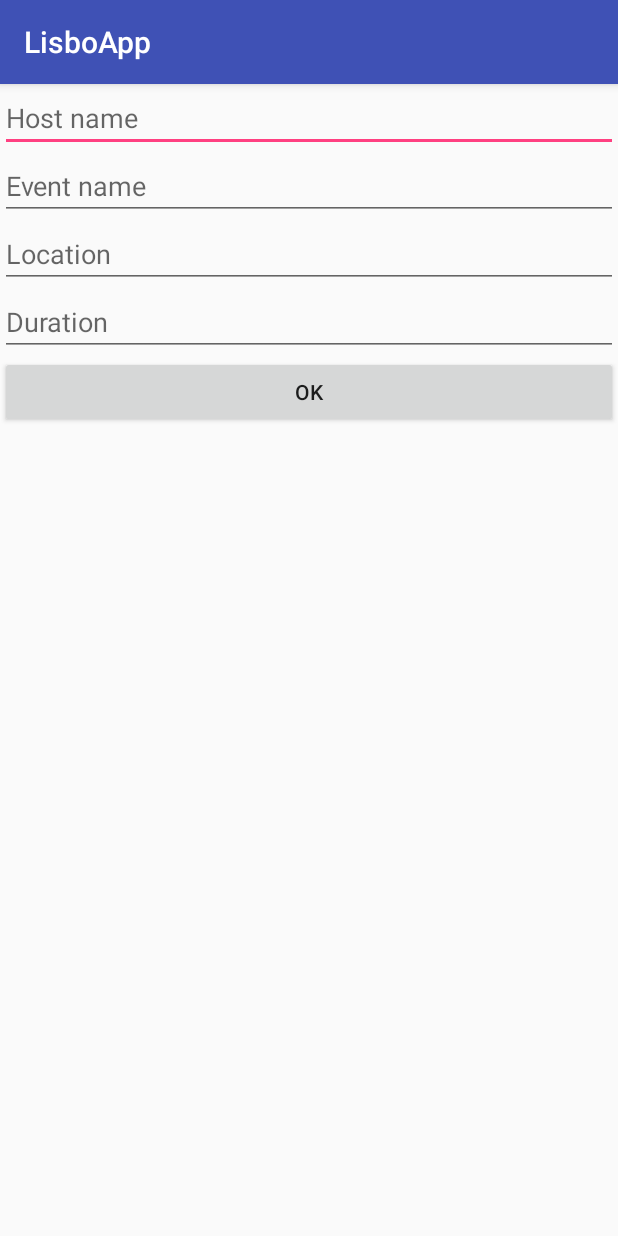
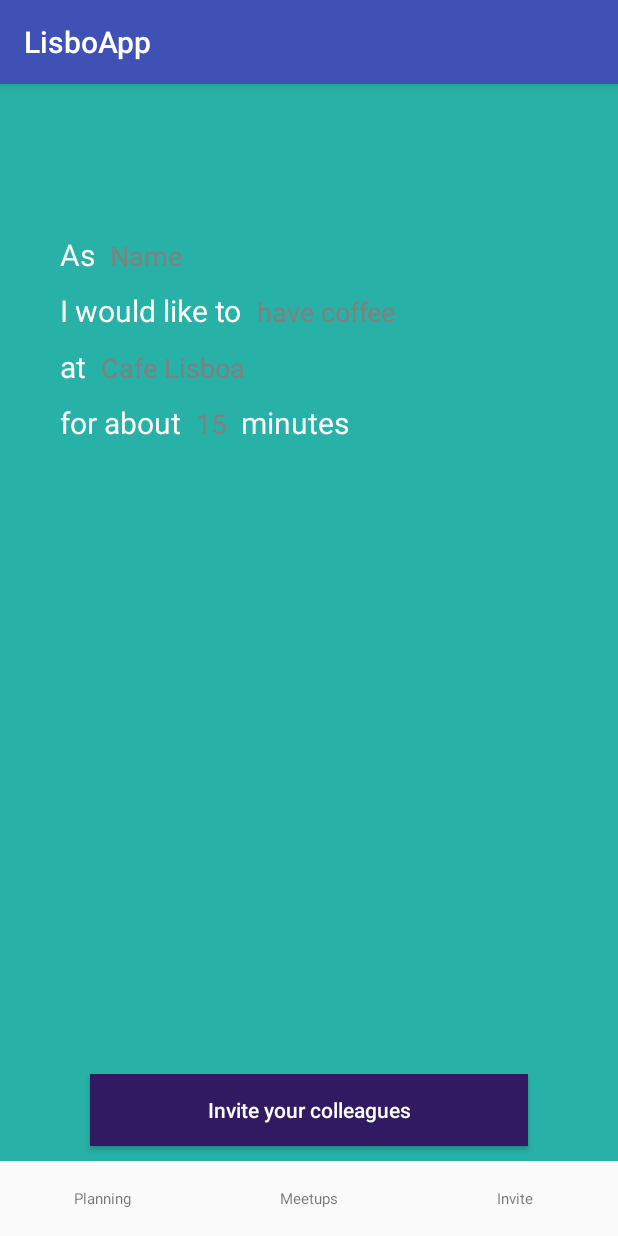
Before and after one commit to rajatanantharam/tchau, an Android app: the NewEventActivity screen opened directly, with no data from a screen before it, on a phone screen of 412 x 824 dp. Run offline under Robolectric (Android 15) with nearby library versions, the phone set to English and light mode, and no system bars; our stand-ins replace Firebase (no records; nobody signed in at launch, a user with empty details on screens opened directly).

Commit message:
Create event activity UI updates

```diff
--- /dev/null
+++ b/app/src/main/res/drawable/edit_text_bottom_border.xml
@@ -0,0 +1,10 @@
+<?xml version="1.0" encoding="utf-8"?>
+<layer-list xmlns:android="http://schemas.android.com/apk/res/android">
+    <item>
+        <shape android:shape="rectangle">
+            <stroke
+                android:width="1dp"
+                android:color="#ffff" />
+        </shape>
+    </item>
+</layer-list>
--- a/app/src/main/res/layout/activity_new_event.xml
+++ b/app/src/main/res/layout/activity_new_event.xml
@@ -1,42 +1,186 @@
 <?xml version="1.0" encoding="utf-8"?>
-<LinearLayout xmlns:android="http://schemas.android.com/apk/res/android"
+<RelativeLayout xmlns:android="http://schemas.android.com/apk/res/android"
                 android:orientation="vertical"
+                android:background="#28B1A6"
                 android:layout_width="match_parent"
                 android:layout_height="match_parent">
 
+    <LinearLayout
+        android:layout_marginTop="100dp"
+        android:layout_marginLeft="40dp"
+        android:layout_marginRight="40dp"
+        android:orientation="vertical"
+        android:layout_width="match_parent"
+        android:layout_height="wrap_content">
+
+        <LinearLayout
+            android:layout_marginBottom="10dp"
+            android:orientation="horizontal"
+            android:layout_width="match_parent"
+            android:layout_height="wrap_content">
+
+            <TextView
+                android:textColor="@android:color/white"
+                android:text="As"
+                android:paddingRight="10dp"
+                android:textSize="20sp"
+                android:layout_width="wrap_content"
+                android:layout_height="wrap_content"/>
 
             <EditText
+                android:textColorHint="#808080"
+                android:textColor="@android:color/white"
+                android:background="@android:color/transparent"
+                android:hint="Name"
                 android:layout_width="match_parent"
-        android:layout_height="wrap_content"
-        android:inputType="text"
-        android:hint="Host name"
-        android:id="@+id/hostName"/>
+                android:layout_height="wrap_content"/>
+
+        </LinearLayout>
+
+        <LinearLayout
+            android:layout_marginBottom="10dp"
+            android:orientation="horizontal"
+            android:layout_width="match_parent"
+            android:layout_height="wrap_content">
+
+            <TextView
+                android:textColor="@android:color/white"
+                android:text="I would like to"
+                android:paddingRight="10dp"
+                android:textSize="20sp"
+                android:layout_width="wrap_content"
+                android:layout_height="wrap_content"/>
 
             <EditText
+                android:textColorHint="#808080"
+                android:textColor="@android:color/white"
+                android:background="@android:color/transparent"
+                android:hint="have coffee"
                 android:layout_width="match_parent"
-        android:layout_height="wrap_content"
-        android:inputType="text"
-        android:hint="Event name"
-        android:id="@+id/eventName"/>
+                android:layout_height="wrap_content"/>
+
+        </LinearLayout>
+        <LinearLayout
+            android:layout_marginBottom="10dp"
+            android:orientation="horizontal"
+            android:layout_width="match_parent"
+            android:layout_height="wrap_content">
+
+            <TextView
+                android:textColor="@android:color/white"
+                android:text="at"
+                android:paddingRight="10dp"
+                android:textSize="20sp"
+                android:layout_width="wrap_content"
+                android:layout_height="wrap_content"/>
 
             <EditText
+                android:textColorHint="#808080"
+                android:textColor="@android:color/white"
+                android:background="@android:color/transparent"
+                android:hint="Cafe Lisboa"
                 android:layout_width="match_parent"
-        android:layout_height="wrap_content"
-        android:inputType="text"
-        android:hint="Location"
-        android:id="@+id/location"/>
+                android:layout_height="wrap_content"/>
+
+        </LinearLayout>
+
+        <LinearLayout
+            android:orientation="horizontal"
+            android:layout_width="match_parent"
+            android:layout_height="wrap_content">
+
+            <TextView
+                android:textColor="@android:color/white"
+                android:text="for about"
+                android:paddingRight="10dp"
+                android:textSize="20sp"
+                android:layout_width="wrap_content"
+                android:layout_height="wrap_content"/>
+
             <EditText
-        android:layout_width="match_parent"
-        android:layout_height="wrap_content"
-        android:inputType="text"
-        android:hint="Duration"
-        android:id="@+id/duration"/>
+                android:paddingRight="10dp"
+                android:textColorHint="#808080"
+                android:textColor="@android:color/white"
+                android:background="@android:color/transparent"
+                android:hint="15"
+                android:layout_width="wrap_content"
+                android:layout_height="wrap_content"/>
 
+            <TextView
+                android:textColor="@android:color/white"
+                android:text="minutes"
+                android:textSize="20sp"
+                android:layout_width="wrap_content"
+                android:layout_height="wrap_content"/>
+
+        </LinearLayout>
+    </LinearLayout>
     <Button
+        android:layout_margin="60dp"
+        android:textColor="@android:color/white"
+        android:background="#311a62"
+        android:layout_alignParentBottom="true"
         android:id="@+id/submit"
-        android:text="@string/OK"
+        android:textAllCaps="false"
+        android:text="Invite your colleagues"
         android:onClick="broadCastEvent"
         android:layout_width="match_parent"
         android:layout_height="wrap_content"/>
 
+    <LinearLayout
+        android:layout_alignParentBottom="true"
+        android:background="#FAFAFA"
+        android:orientation="horizontal"
+        android:layout_width="match_parent"
+        android:layout_height="50dp">
+
+        <LinearLayout
+            android:gravity="center"
+            android:layout_width="0dp"
+            android:layout_weight="1"
+            android:orientation="vertical"
+            android:layout_height="match_parent">
+
+            <TextView
+                android:textSize="10sp"
+                android:text="Planning"
+                android:gravity="center_vertical"
+                android:layout_width="wrap_content"
+                android:layout_height="match_parent"/>
+
         </LinearLayout>
+
+        <LinearLayout
+            android:gravity="center"
+            android:layout_width="0dp"
+            android:layout_weight="1"
+            android:orientation="vertical"
+            android:layout_height="match_parent">
+
+            <TextView
+                android:textSize="10sp"
+                android:text="Meetups"
+                android:gravity="center_vertical"
+                android:layout_width="wrap_content"
+                android:layout_height="match_parent"/>
+
+        </LinearLayout>
+        <LinearLayout
+            android:gravity="center"
+            android:layout_width="0dp"
+            android:layout_weight="1"
+            android:orientation="vertical"
+            android:layout_height="match_parent">
+
+            <TextView
+                android:textSize="10sp"
+                android:text="Invite"
+                android:gravity="center_vertical"
+                android:layout_width="wrap_content"
+                android:layout_height="match_parent"/>
+
+        </LinearLayout>
+
+    </LinearLayout>
+
+</RelativeLayout>
```
Lines whose indentation alone changed are shown as unchanged.
